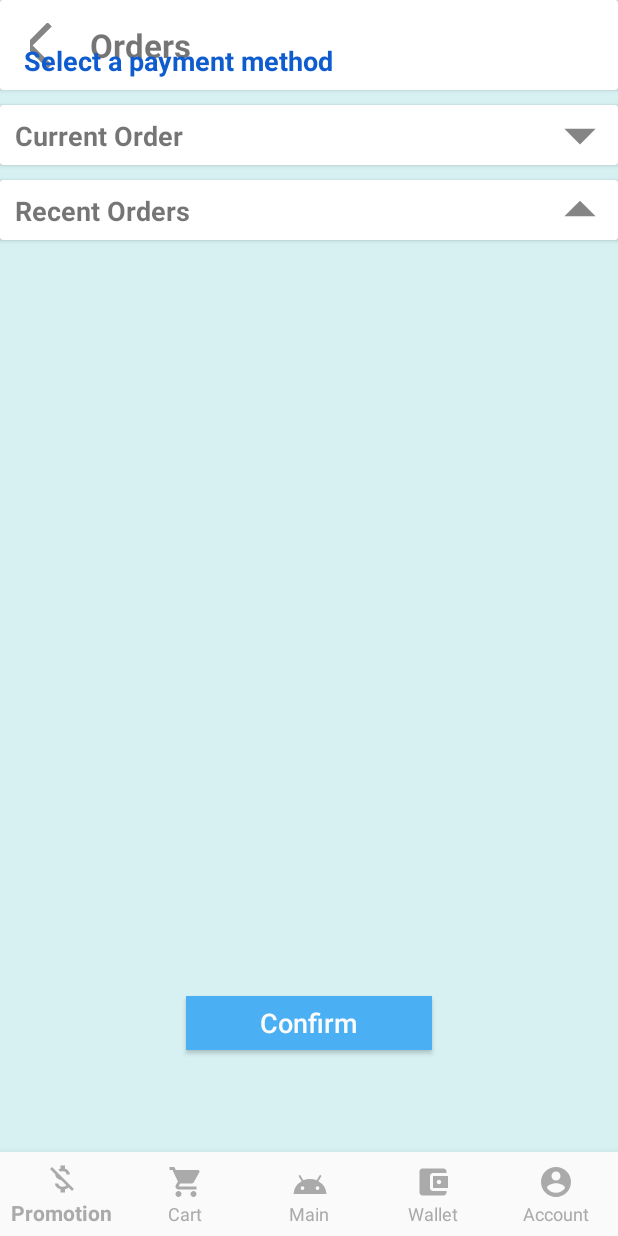
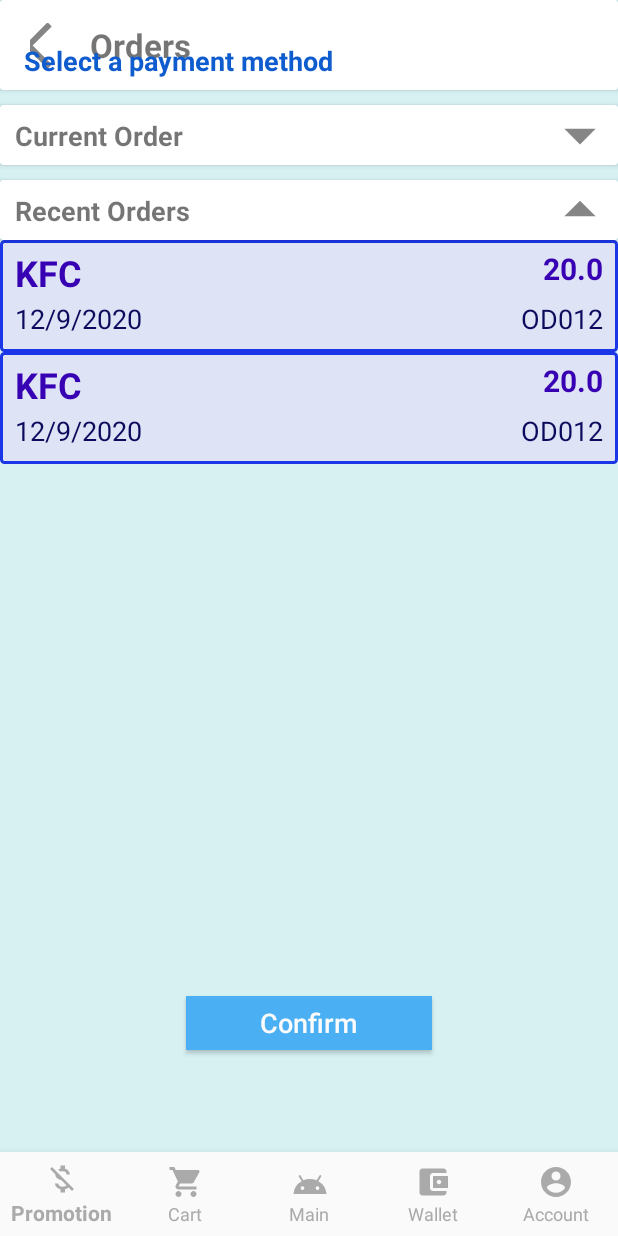
Before and after one commit to liaukx-tarc/Foodpenguin, an Android app: the fragment OrderFragment placed in its activity, after a tap on an icon or button, on a phone screen of 412 x 824 dp. Run offline under Robolectric (Android 15) with nearby library versions, the light colour scheme and no system bars; our stand-ins replace navigation-ui.

Commit message:
Order class and recent order function layout done

```diff
--- /dev/null
+++ b/app/src/main/java/com/xhpp/foodpenguin/ui/Order.java
@@ -0,0 +1,69 @@
+package com.xhpp.foodpenguin.ui;
+
+public class Order
+{
+    private String uid;
+    private String id;
+    private String shop_name;
+    private String date;
+    private double total_price;
+    private int order_status;
+
+    public Order (String uid, String id, String shop_name, String date, double total_price)
+    {
+        this.uid = uid;
+        this.id = id;
+        this.shop_name = shop_name;
+        this.date = date;
+        this.total_price = total_price;
+        order_status = 1;
+    }
+
+    public String getUid() {
+        return uid;
+    }
+
+    public void setUid(String uid) {
+        this.uid = uid;
+    }
+
+    public String getId() {
+        return id;
+    }
+
+    public void setId(String id) {
+        this.id = id;
+    }
+
+    public String getShop_name() {
+        return shop_name;
+    }
+
+    public void setShop_name(String shop_name) {
+        this.shop_name = shop_name;
+    }
+
+    public String getDate() {
+        return date;
+    }
+
+    public void setDate(String date) {
+        this.date = date;
+    }
+
+    public double getTotal_price() {
+        return total_price;
+    }
+
+    public void setTotal_price(double total_price) {
+        this.total_price = total_price;
+    }
+
+    public int getOrder_status() {
+        return order_status;
+    }
+
+    public void setOrder_status(int order_status) {
+        this.order_status = order_status;
+    }
+}
--- a/app/src/main/java/com/xhpp/foodpenguin/ui/account/AccountFragment.java
+++ b/app/src/main/java/com/xhpp/foodpenguin/ui/account/AccountFragment.java
@@ -203,7 +203,8 @@
                     OrderFragment orderFragment = new OrderFragment();
                     FragmentManager fragmentManager = getFragmentManager();
                     FragmentTransaction fragmentTransaction = fragmentManager.beginTransaction();
-                    fragmentTransaction.replace(((ViewGroup)getView().getParent()).getId(), orderFragment);
+                    fragmentTransaction.add(((ViewGroup)getView().getParent()).getId(), orderFragment);
+                    fragmentTransaction.addToBackStack(null);
                     fragmentTransaction.commit();
                     break;
                 case R.id.logout:
--- /dev/null
+++ b/app/src/main/java/com/xhpp/foodpenguin/ui/order/OrderAdapter.java
@@ -0,0 +1,63 @@
+package com.xhpp.foodpenguin.ui.order;
+
+import android.content.Context;
+import android.view.LayoutInflater;
+import android.view.View;
+import android.view.ViewGroup;
+import android.widget.ImageView;
+import android.widget.TextView;
+
+import androidx.annotation.NonNull;
+import androidx.recyclerview.widget.RecyclerView;
+
+import com.xhpp.foodpenguin.R;
+import com.xhpp.foodpenguin.ui.Order;
+
+import java.util.List;
+
+public class OrderAdapter extends RecyclerView.Adapter<OrderAdapter.OrderViewHolder> {
+    private List<Order> orderList;
+    private Context context;
+
+    public OrderAdapter(List<Order> orderList, Context context)
+    {
+        this.orderList = orderList;
+        this.context = context;
+    }
+
+    @NonNull
+    @Override
+    public OrderAdapter.OrderViewHolder onCreateViewHolder(@NonNull ViewGroup viewGroup, int viewType) {
+        View itemView = LayoutInflater.from(context).inflate(R.layout.layout_order, viewGroup, false);
+        return new OrderAdapter.OrderViewHolder(itemView);
+    }
+
+    @Override
+    public void onBindViewHolder(OrderAdapter.OrderViewHolder holder, int position)
+    {
+        holder.shop_name.setText(orderList.get(position).getShop_name());
+        holder.total_price.setText(String.valueOf(orderList.get(position).getTotal_price()));
+        holder.date.setText(orderList.get(position).getDate());
+        holder.id.setText(orderList.get(position).getId());
+    }
+
+    @Override
+    public int getItemCount(){
+        return orderList.size();
+    }
+
+    public class OrderViewHolder extends RecyclerView.ViewHolder {
+        TextView shop_name;
+        TextView total_price;
+        TextView date;
+        TextView id;
+
+        public OrderViewHolder(View view){
+            super(view);
+            shop_name = view.findViewById(R.id.shop_name);
+            total_price = view.findViewById(R.id.price);
+            date = view.findViewById(R.id.date);
+            id = view.findViewById(R.id.orderId);
+        }
+    }
+}
--- a/app/src/main/java/com/xhpp/foodpenguin/ui/order/OrderFragment.java
+++ b/app/src/main/java/com/xhpp/foodpenguin/ui/order/OrderFragment.java
@@ -14,10 +14,16 @@
 import androidx.navigation.NavController;
 import androidx.navigation.Navigation;
 import androidx.navigation.ui.NavigationUI;
+import androidx.recyclerview.widget.DefaultItemAnimator;
+import androidx.recyclerview.widget.LinearLayoutManager;
 import androidx.recyclerview.widget.RecyclerView;
 
 import com.google.android.material.bottomnavigation.BottomNavigationView;
 import com.xhpp.foodpenguin.R;
+import com.xhpp.foodpenguin.ui.Order;
+
+import java.util.ArrayList;
+import java.util.List;
 
 public class OrderFragment extends Fragment {
 
@@ -28,6 +34,8 @@
     ImageButton backButton;
     CardView currentOrderContainer;
     RecyclerView recentOrderDetail;
+    OrderAdapter orderAdapter;
+    List<Order> orderList = new ArrayList<>();
 
     @Nullable
     @Override
@@ -49,6 +57,19 @@
         currentOrderContainer = view.findViewById(R.id.currentOrderContainer);
         currentOrderContainer.setVisibility(View.GONE);
         recentOrderDetail = view.findViewById(R.id.recentOrderDetail);
+        recentOrderDetail.setVisibility(View.GONE);
+
+        orderAdapter = new OrderAdapter(orderList,this.getContext());
+        RecyclerView.LayoutManager layoutManager = new LinearLayoutManager(this.getContext(), LinearLayoutManager.VERTICAL,false);
+        recentOrderDetail.setLayoutManager((layoutManager));
+        recentOrderDetail.setItemAnimator(new DefaultItemAnimator());
+        recentOrderDetail.setAdapter((orderAdapter));
+
+        for(int i = 0; i < 2; i++)
+        {
+            Order order = new Order("1234","OD012","KFC","12/9/2020",20.00);
+            orderList.add(order);
+        }
 
         return view;
     }
--- a/app/src/main/res/layout/fragment_order.xml
+++ b/app/src/main/res/layout/fragment_order.xml
@@ -86,7 +86,6 @@
                 android:layout_marginTop="5dp"
                 android:layout_marginRight="5dp"
                 android:background="@android:color/transparent"
-                android:onClick="back"
                 android:src="@drawable/ic_up"
                 android:scaleType="fitCenter"
                 android:visibility="gone"
@@ -102,7 +101,6 @@
                 android:layout_marginTop="5dp"
                 android:layout_marginRight="5dp"
                 android:background="@android:color/transparent"
-                android:onClick="back"
                 android:src="@drawable/ic_down"
                 android:scaleType="fitCenter"
                 app:layout_constraintBottom_toBottomOf="@+id/currentOrder"
@@ -206,7 +204,6 @@
                 android:layout_marginTop="5dp"
                 android:layout_marginRight="5dp"
                 android:background="@android:color/transparent"
-                android:onClick="back"
                 android:src="@drawable/ic_up"
                 android:scaleType="fitCenter"
                 android:visibility="gone"
@@ -222,7 +219,6 @@
                 android:layout_marginTop="5dp"
                 android:layout_marginRight="5dp"
                 android:background="@android:color/transparent"
-                android:onClick="back"
                 android:src="@drawable/ic_down"
                 android:scaleType="fitCenter"
                 app:layout_constraintBottom_toBottomOf="@+id/recentOrder"
--- /dev/null
+++ b/app/src/main/res/layout/layout_order.xml
@@ -0,0 +1,56 @@
+<?xml version="1.0" encoding="utf-8"?>
+<RelativeLayout xmlns:android="http://schemas.android.com/apk/res/android"
+    android:layout_width="match_parent" android:layout_height="wrap_content" android:background="@drawable/wallet_container">
+
+    <TextView
+        android:id="@+id/shop_name"
+        android:layout_width="match_parent"
+        android:layout_height="wrap_content"
+        android:layout_marginStart="10dp"
+        android:layout_marginLeft="10dp"
+        android:layout_marginTop="5dp"
+        android:text="Shop Name"
+        android:textSize = "24sp"
+        android:textStyle="bold"
+        android:textColor="@color/colorPrimaryDark"/>
+
+    <TextView
+        android:id="@+id/price"
+        android:layout_width="match_parent"
+        android:layout_height="wrap_content"
+        android:gravity="right"
+        android:layout_marginTop="5dp"
+        android:layout_marginEnd="10dp"
+        android:layout_marginRight="10dp"
+        android:text="RM0.00"
+        android:textSize = "20sp"
+        android:textStyle="bold"
+        android:textColor="@color/colorPrimaryDark"/>
+
+    <TextView
+        android:id="@+id/date"
+        android:layout_width="match_parent"
+        android:layout_height="wrap_content"
+        android:layout_marginStart="10dp"
+        android:layout_marginLeft="10dp"
+        android:layout_marginTop="40dp"
+        android:layout_marginBottom="10dp"
+        android:text="01/01/1970"
+        android:textColor="@color/colorAccent"
+        android:textSize="18sp" />
+
+    <TextView
+        android:id="@+id/orderId"
+        android:layout_width="match_parent"
+        android:layout_height="wrap_content"
+        android:gravity="right"
+        android:layout_marginTop="40dp"
+        android:layout_marginEnd="10dp"
+        android:layout_marginRight="10dp"
+        android:layout_marginBottom="10dp"
+        android:text="OD000001"
+        android:textColor="@color/colorAccent"
+        android:textSize="18sp" />
+
+
+</RelativeLayout>
```
